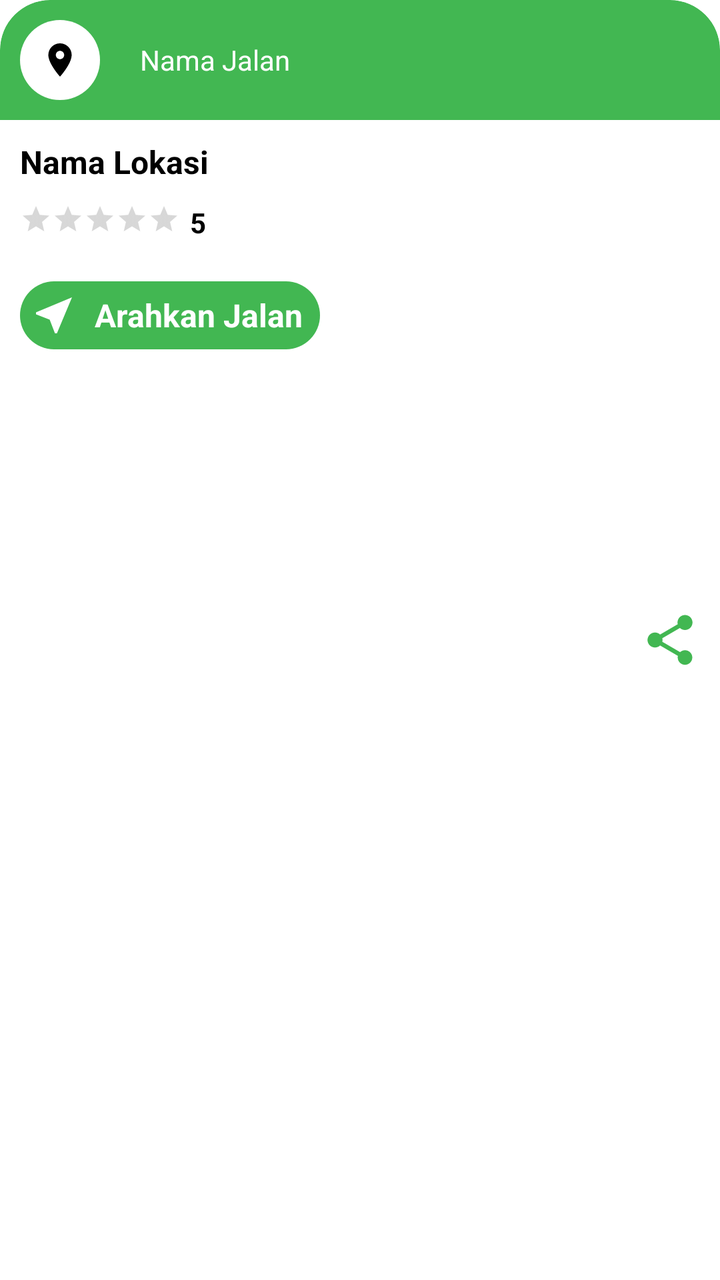
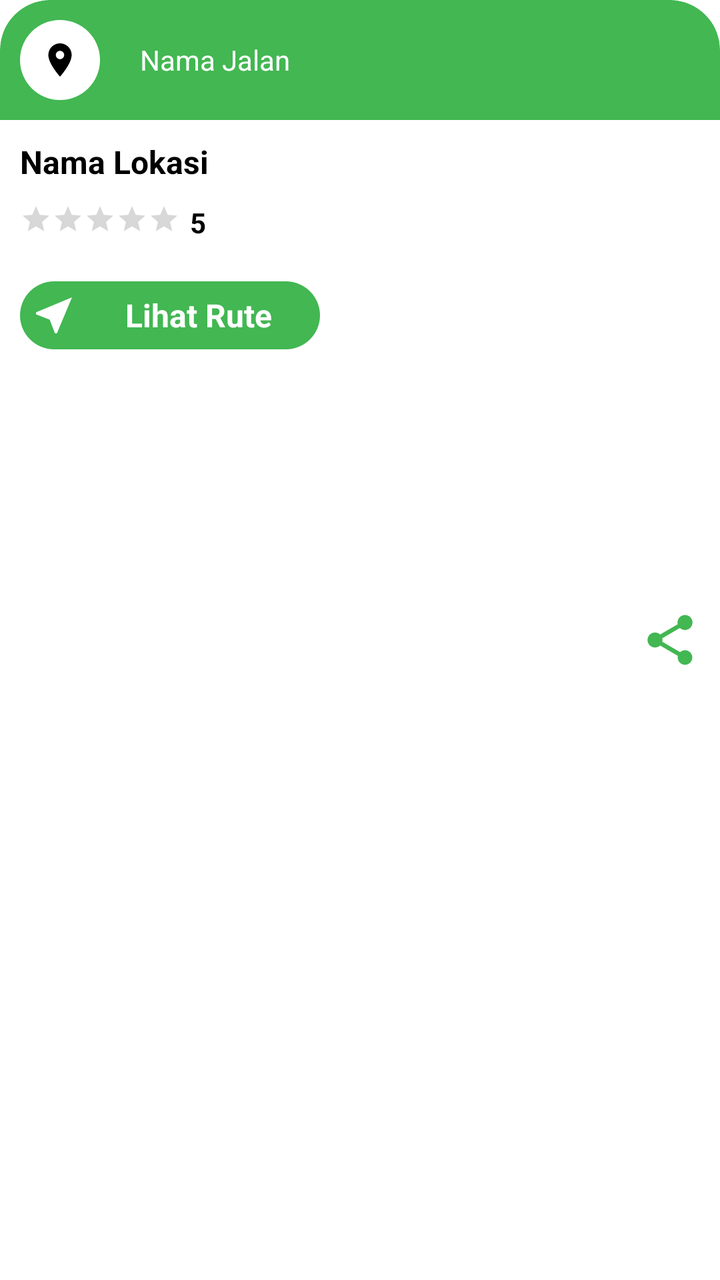

Compare the two renders of this Android layout. The source of the first and the diff that turns it into the second are given below.
<!-- AndroidManifest.xml: application theme Theme.Kuliner -->
<!-- res/layout/list_item_location.xml -->
<?xml version="1.0" encoding="utf-8"?>
<androidx.cardview.widget.CardView xmlns:android="http://schemas.android.com/apk/res/android"
    xmlns:app="http://schemas.android.com/apk/res-auto"
    android:layout_width="match_parent"
    android:layout_height="wrap_content"
    android:layout_margin="10dp"
    app:cardCornerRadius="25dp"
    app:cardElevation="0dp">

    <LinearLayout
        android:layout_width="match_parent"
        android:layout_height="wrap_content"
        android:orientation="vertical">

        <FrameLayout
            android:layout_width="match_parent"
            android:layout_height="wrap_content"
            android:background="@drawable/bg_rounded_top"
            android:backgroundTint="@color/colorPrimary">

            <RelativeLayout
                android:layout_width="match_parent"
                android:layout_height="match_parent"
                android:layout_margin="10dp">

                <ImageView
                    android:id="@+id/imageLocation"
                    android:layout_width="40dp"
                    android:layout_height="40dp"
                    android:layout_alignParentStart="true"
                    android:layout_centerInParent="true"
                    android:background="@drawable/bg_circle_radius"
                    android:padding="10dp"
                    android:src="@drawable/ic_location"
                    app:tint="@android:color/black" />

                <TextView
                    android:id="@+id/tvNamaJalan"
                    android:layout_width="wrap_content"
                    android:layout_height="wrap_content"
                    android:layout_centerInParent="true"
                    android:layout_marginStart="20dp"
                    android:layout_marginEnd="10dp"
                    android:layout_toEndOf="@+id/imageLocation"
                    android:text="Nama Jalan"
                    android:textColor="@android:color/white"
                    android:textSize="14sp" />

            </RelativeLayout>

        </FrameLayout>

        <LinearLayout
            android:layout_width="match_parent"
            android:layout_height="match_parent"
            android:background="@android:color/white"
            android:orientation="vertical">

            <TextView
                android:id="@+id/tvNamaLokasi"
                android:layout_width="wrap_content"
                android:layout_height="wrap_content"
                android:layout_margin="10dp"
                android:text="Nama Lokasi"
                android:textColor="@android:color/black"
                android:textSize="16sp"
                android:textStyle="bold" />

            <LinearLayout
                android:layout_width="match_parent"
                android:layout_height="wrap_content"
                android:orientation="horizontal">

                <RatingBar
                    android:id="@+id/ratingBar"
                    style="@style/Widget.AppCompat.RatingBar.Small"
                    android:layout_width="wrap_content"
                    android:layout_height="wrap_content"
                    android:layout_marginStart="10dp"
                    android:progressTint="@color/colorPrimary"
                    android:numStars="5"
                    android:stepSize="0.5"/>

                <TextView
                    android:id="@+id/tvRating"
                    android:layout_width="wrap_content"
                    android:layout_height="wrap_content"
                    android:layout_marginStart="5dp"
                    android:text="5"
                    android:textColor="@android:color/black"
                    android:textSize="14sp"
                    android:textStyle="bold" />

            </LinearLayout>

            <LinearLayout
                android:id="@+id/linearRute"
                android:layout_width="wrap_content"
                android:layout_height="wrap_content"
                android:layout_marginStart="10dp"
                android:layout_marginTop="20dp"
                android:layout_marginBottom="10dp"
                android:background="@drawable/bg_circle_radius"
                android:backgroundTint="@color/colorPrimary"
                android:orientation="horizontal">

                <TextView
                    android:layout_width="150dp"
                    android:layout_height="wrap_content"
                    android:drawableStart="@drawable/ic_rute"
                    android:drawablePadding="5dp"
                    android:gravity="center"
                    android:padding="5dp"
                    android:text="Arahkan Jalan"
                    android:textColor="@android:color/white"
                    android:textSize="16sp"
                    android:textStyle="bold" />

            </LinearLayout>

        </LinearLayout>

    </LinearLayout>

    <ImageView
        android:id="@+id/imageShare"
        android:layout_width="30dp"
        android:layout_height="30dp"
        android:layout_gravity="end|center"
        android:layout_marginEnd="10dp"
        android:gravity="end"
        android:src="@drawable/ic_share"
        app:tint="@color/colorPrimary" />

</androidx.cardview.widget.CardView>
<!-- resources referenced by this layout -->
<resources>
  <color name="colorPrimary">#42b752</color>
  <!-- drawable bg_circle_radius (drawable) -->
  <?xml version="1.0" encoding="utf-8"?>
  <selector xmlns:android="http://schemas.android.com/apk/res/android">
      <item>
          <shape android:shape="rectangle">
              <solid android:color="@android:color/white" />
              <corners android:radius="25dp" />
          </shape>
      </item>
  </selector>
  <!-- drawable bg_rounded_top (drawable) -->
  <?xml version="1.0" encoding="utf-8"?>
  <shape xmlns:android="http://schemas.android.com/apk/res/android"
      android:shape="rectangle">
      <solid android:color="@android:color/white" />
      <corners
          android:topLeftRadius="25dp"
          android:topRightRadius="25dp" />
  </shape>
  <!-- drawable ic_location (drawable) -->
  <vector android:height="24dp" android:tint="#FFFFFF"
      android:viewportHeight="24" android:viewportWidth="24"
      android:width="24dp" xmlns:android="http://schemas.android.com/apk/res/android">
      <path android:fillColor="@android:color/white" android:pathData="M12,2C8.13,2 5,5.13 5,9c0,5.25 7,13 7,13s7,-7.75 7,-13c0,-3.87 -3.13,-7 -7,-7zM12,11.5c-1.38,0 -2.5,-1.12 -2.5,-2.5s1.12,-2.5 2.5,-2.5 2.5,1.12 2.5,2.5 -1.12,2.5 -2.5,2.5z"/>
  </vector>
  <!-- drawable ic_rute (drawable) -->
  <vector android:height="24dp" android:tint="#FFFFFF"
      android:viewportHeight="24" android:viewportWidth="24"
      android:width="24dp" xmlns:android="http://schemas.android.com/apk/res/android">
      <path android:fillColor="@android:color/white" android:pathData="M21,3L3,10.53v0.98l6.84,2.65L12.48,21h0.98L21,3z"/>
  </vector>
  <!-- drawable ic_share (drawable) -->
  <vector android:height="24dp" android:tint="#FFFFFF"
      android:viewportHeight="24" android:viewportWidth="24"
      android:width="24dp" xmlns:android="http://schemas.android.com/apk/res/android">
      <path android:fillColor="@android:color/white" android:pathData="M18,16.08c-0.76,0 -1.44,0.3 -1.96,0.77L8.91,12.7c0.05,-0.23 0.09,-0.46 0.09,-0.7s-0.04,-0.47 -0.09,-0.7l7.05,-4.11c0.54,0.5 1.25,0.81 2.04,0.81 1.66,0 3,-1.34 3,-3s-1.34,-3 -3,-3 -3,1.34 -3,3c0,0.24 0.04,0.47 0.09,0.7L8.04,9.81C7.5,9.31 6.79,9 6,9c-1.66,0 -3,1.34 -3,3s1.34,3 3,3c0.79,0 1.5,-0.31 2.04,-0.81l7.12,4.16c-0.05,0.21 -0.08,0.43 -0.08,0.65 0,1.61 1.31,2.92 2.92,2.92 1.61,0 2.92,-1.31 2.92,-2.92s-1.31,-2.92 -2.92,-2.92z"/>
  </vector>
  <style name="Theme.Kuliner" parent="Theme.MaterialComponents.DayNight.DarkActionBar">
          
          <item name="colorPrimary">@color/purple_500</item>
          <item name="colorPrimaryVariant">@color/purple_700</item>
          <item name="colorOnPrimary">@color/white</item>
          
          <item name="colorSecondary">@color/teal_200</item>
          <item name="colorSecondaryVariant">@color/teal_700</item>
          <item name="colorOnSecondary">@color/black</item>
          
          <item name="android:statusBarColor">?attr/colorPrimaryVariant</item>
          
      </style>
  <color name="purple_500">#FF6200EE</color>
  <color name="purple_700">#FF3700B3</color>
  <color name="white">#FFFFFFFF</color>
  <color name="teal_200">#FF03DAC5</color>
  <color name="teal_700">#FF018786</color>
  <color name="black">#FF000000</color>
</resources>

<!-- the commit's change to res/layout/list_item_location.xml (unified diff, before → after) -->
@@ -3,7 +3,7 @@
     xmlns:app="http://schemas.android.com/apk/res-auto"
     android:layout_width="match_parent"
     android:layout_height="wrap_content"
-    android:layout_margin="10dp"
+    android:layout_margin="5dp"
     app:cardCornerRadius="25dp"
     app:cardElevation="0dp">
 
@@ -111,7 +111,7 @@
                     android:drawablePadding="5dp"
                     android:gravity="center"
                     android:padding="5dp"
-                    android:text="Arahkan Jalan"
+                    android:text="Lihat Rute"
                     android:textColor="@android:color/white"
                     android:textSize="16sp"
                     android:textStyle="bold" />
